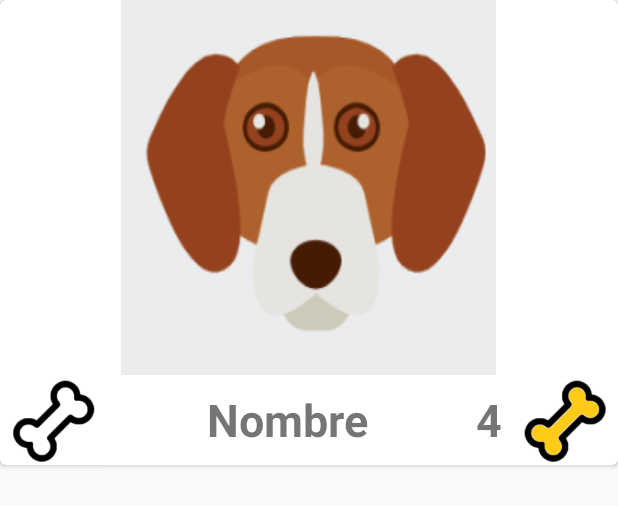
After one commit to Dalinkovic/Curso4Semana4, an Android app: the layout cardview_mascota.xml on its own in the app's theme, with its tools: preview values and no code run, on a phone screen of 412 x 824 dp. The commit adds this screen. Shown: the top 506 px of the screen. Run offline under Robolectric (Android 15) with nearby library versions, the phone set to English and light mode, and no system bars.

Commit message:
Cardview e imagenes

```diff
--- a/app/build.gradle
+++ b/app/build.gradle
@@ -3,13 +3,13 @@ plugins {
 }
 
 android {
-    compileSdkVersion 30
+    compileSdkVersion 26
     buildToolsVersion "30.0.3"
 
     defaultConfig {
         applicationId "com.dossis.curso3semana3"
         minSdkVersion 21
-        targetSdkVersion 30
+        targetSdkVersion 26
         versionCode 1
         versionName "1.0"
 
@@ -33,7 +33,9 @@ dependencies {
     implementation 'androidx.appcompat:appcompat:1.2.0'
     implementation 'com.google.android.material:material:1.3.0'
     implementation 'androidx.constraintlayout:constraintlayout:2.0.4'
+
     testImplementation 'junit:junit:4.+'
     androidTestImplementation 'androidx.test.ext:junit:1.1.2'
     androidTestImplementation 'androidx.test.espresso:espresso-core:3.3.0'
+
 }
--- /dev/null
+++ b/app/src/main/res/layout/cardview_mascota.xml
@@ -0,0 +1,68 @@
+<?xml version="1.0" encoding="utf-8"?>
+<androidx.cardview.widget.CardView xmlns:android="http://schemas.android.com/apk/res/android"
+    xmlns:card_view="http://schemas.android.com/apk/res-auto"
+    android:id="@+id/cvMascota"
+    android:layout_width="match_parent"
+    android:layout_height="wrap_content"
+    android:layout_marginBottom="@dimen/activity_vertical_margin"
+    card_view:cardCornerRadius="@dimen/activity_corner_radius_cardiview">
+
+    <LinearLayout
+        android:layout_width="match_parent"
+        android:layout_height="match_parent"
+        android:orientation="vertical">
+
+        <ImageView
+            android:id="@+id/imgFoto"
+            android:layout_width="wrap_content"
+            android:layout_height="wrap_content"
+            android:layout_gravity="center"
+            android:src="@drawable/perro1"
+            android:contentDescription="@string/imagen_de_la_mascota" />
+
+        <LinearLayout
+            android:layout_width="match_parent"
+            android:layout_height="wrap_content"
+            android:orientation="horizontal"
+            >
+
+            <ImageView
+                android:id="@+id/imgHuestoBlanco"
+                android:layout_width="@dimen/hueso_ancho"
+                android:layout_height="@dimen/hueso_alto"
+                android:src="@drawable/huesoblanco"
+                android:layout_weight="1"
+                android:contentDescription="@string/marcar_like_a_esta_mascota" />
+
+            <TextView
+                android:id="@+id/tvNombre"
+                android:layout_width="wrap_content"
+                android:layout_height="match_parent"
+                android:gravity="center"
+                android:text="@string/nombre_mascota"
+                android:textSize="30sp"
+                android:textStyle="bold"
+                android:layout_weight="12" />
+
+            <TextView
+                android:id="@+id/tvContadorLikes"
+                android:layout_width="wrap_content"
+                android:layout_height="match_parent"
+                android:gravity="center"
+                android:text="@string/dummy_contador_likes"
+                android:textSize="30sp"
+                android:textStyle="bold"
+                android:layout_weight="1" />
+
+            <ImageView
+                android:id="@+id/imgHuestoAmarillo"
+                android:layout_width="@dimen/hueso_ancho"
+                android:layout_height="@dimen/hueso_alto"
+                android:src="@drawable/huesoamarillo"
+                android:layout_weight="1"
+                android:contentDescription="@string/n_mero_de_veces_que_fue_dado_like" />
+        </LinearLayout>
+    </LinearLayout>
+
+
+</androidx.cardview.widget.CardView>
--- /dev/null
+++ b/app/src/main/res/values/dimens.xml
@@ -0,0 +1,7 @@
+<?xml version="1.0" encoding="utf-8"?>
+<resources>
+    <dimen name="activity_vertical_margin">16dp</dimen>
+    <dimen name="activity_corner_radius_cardiview">4dp</dimen>
+    <dimen name="hueso_ancho">60dp</dimen>
+    <dimen name="hueso_alto">60dp</dimen>
+</resources>
--- a/app/src/main/res/values/strings.xml
+++ b/app/src/main/res/values/strings.xml
@@ -1,3 +1,8 @@
 <resources>
     <string name="app_name">Curso3Semana3</string>
+    <string name="imagen_de_la_mascota">Imagen de la mascota</string>
+    <string name="nombre_mascota">Nombre</string>
+    <string name="dummy_contador_likes">4</string>
+    <string name="marcar_like_a_esta_mascota">Marcar like a esta mascota</string>
+    <string name="n_mero_de_veces_que_fue_dado_like">Número de veces que fue dado like</string>
 </resources>
```
Also changed, not shown: app/src/main/java/com/dossis/curso3semana3/pojo/Mascota.java (+42 -3 lines), app/src/main/res/drawable-mdpi/huesoamarillo.png (added), app/src/main/res/drawable-mdpi/huesoblanco.png (added), app/src/main/res/drawable/perro1.png (added), app/src/main/res/drawable/perro2.png (added), app/src/main/res/drawable/perro3.png (added), app/src/main/res/drawable/perro4.png (added), app/src/main/res/drawable/perro5.png (added), app/src/main/res/drawable/perro6.png (added), app/src/main/res/drawable/perro7.png (added), app/src/main/res/drawable/perro8.png (added).
